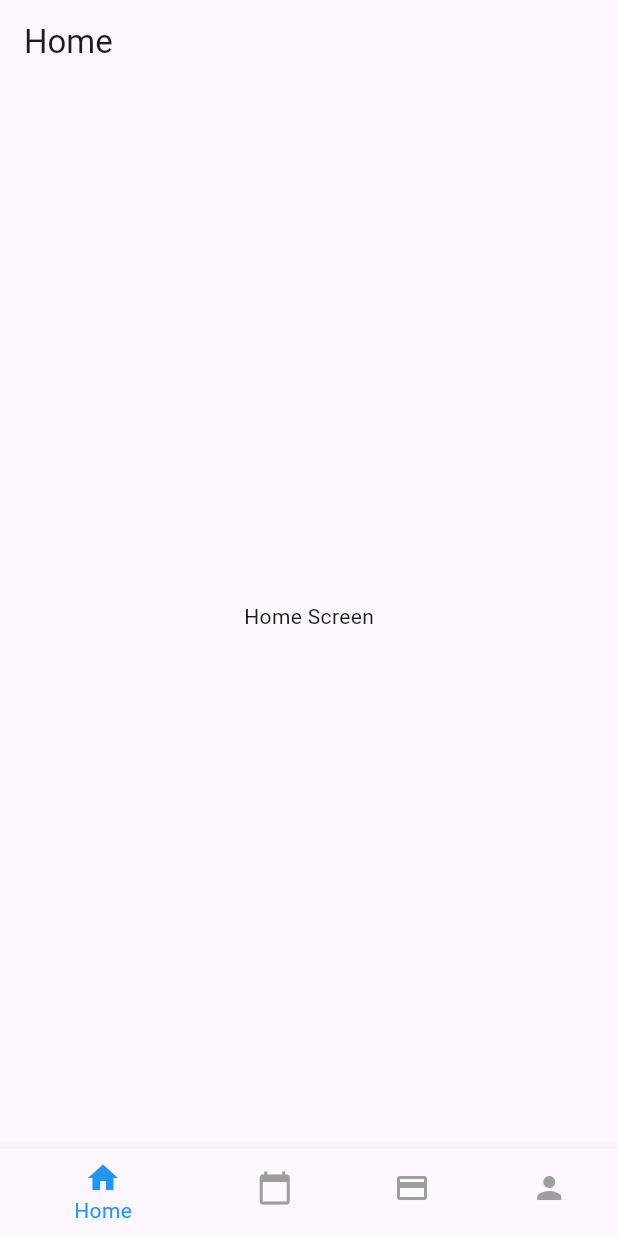
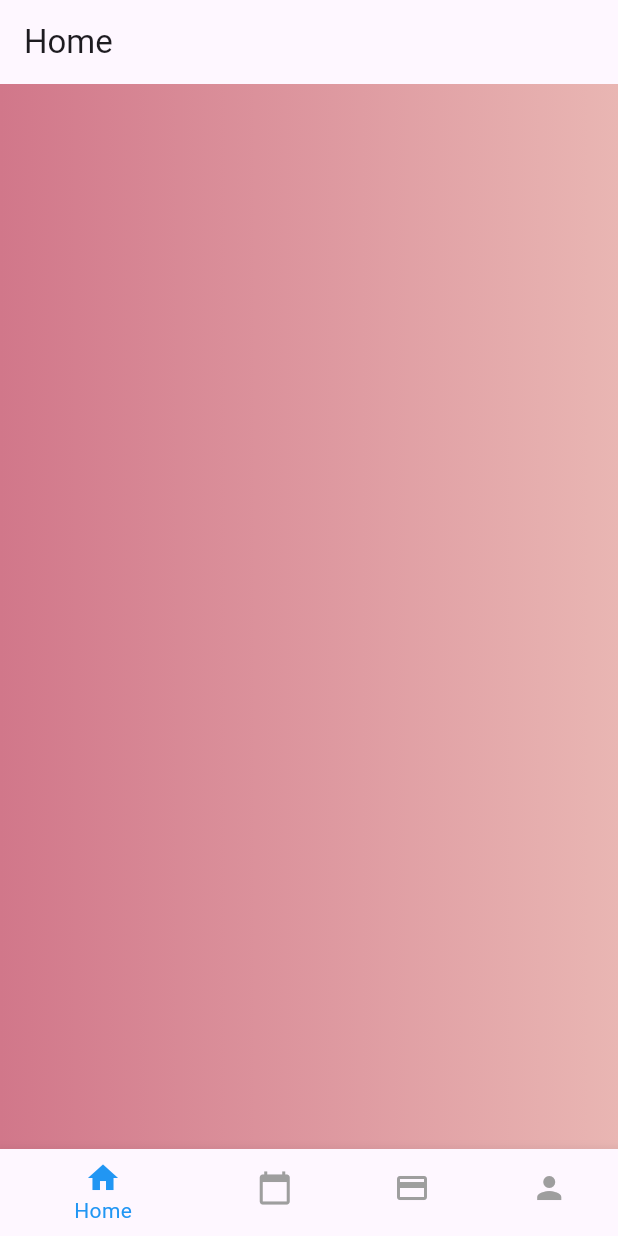
Before and after one commit to shubhamdevgupta/aesthetic_clinic, a Flutter app: the DashboardScreen screen opened directly, on a phone screen of 412 x 824 dp. Run offline on Flutter 3.47's test engine with Material 3 defaults, Android fonts, the light colour scheme and no system bars; our stand-ins replace connectivity_plus, country_picker, device_info_plus, flutter_image_compress, fluttertoast, image_picker and 2 more; accounts and stored records are empty; generated files the repository leaves out were written again.

Commit message:
add basic data

```diff
--- a/lib/l10n/app_ar.arb
+++ b/lib/l10n/app_ar.arb
@@ -14,5 +14,7 @@
   "resendInTime": "إعادة إرسال الرمز خلال 00 ثانية",
   "whatsapp": "واتساب",
   "otpMsg": "يرجى إدخال الرمز المرسل إلى واتساب الخاص بك",
-  "verify": "تحقق"
+  "verify": "تحقق",
+  "onboardMessage": "Amara Welcome you to the personalised...",
+  "letStart": "Let's Get Started"
 }
--- a/lib/l10n/app_en.arb
+++ b/lib/l10n/app_en.arb
@@ -14,5 +14,7 @@
   "resendInTime": "Resend code in 00",
   "whatsapp": "WhatsApp",
   "otpMsg": "Please enter the one-time code sent to your WhatsApp",
-  "verify": "Verify"
+  "verify": "Verify",
+  "onboardMessage": "Amara Welcome you to the personalised...",
+  "letStart": "Let's Get Started"
 }
--- a/lib/l10n/app_hi.arb
+++ b/lib/l10n/app_hi.arb
@@ -14,5 +14,7 @@
   "resendInTime": "00 में कोड पुनः भेजें",
   "whatsapp": "व्हाट्सएप",
   "otpMsg": "कृपया व्हाट्सएप पर भेजा गया एक बार का कोड दर्ज करें",
-  "verify": "सत्यापित करें"
+  "verify": "सत्यापित करें",
+  "onboardMessage": "Amara Welcome you to the personalised...",
+  "letStart": "Let's Get Started"
 }
--- a/lib/views/auth/splash_screen.dart
+++ b/lib/views/auth/splash_screen.dart
@@ -25,7 +25,7 @@ class _SplashScreenState extends State<SplashScreen> {
       await Future.delayed(const Duration(seconds: 3)); // Optional splash delay
     print("seen on boarding ${storage.getBool(AppConstants.prefSeenOnboarding)}");
       if(storage.getBool(AppConstants.prefSeenOnboarding)??false){
-        Navigator.pushReplacementNamed(context, AppConstants.navigateToSendOtpScreen);
+        Navigator.pushReplacementNamed(context, AppConstants.navigateToDashboardScreen);
       }else {
         Navigator.pushReplacementNamed(
             context, AppConstants.navigateToSelectLanguageScreen);
--- a/lib/views/dashboard_screen.dart
+++ b/lib/views/dashboard_screen.dart
@@ -35,7 +35,15 @@ class _DashboardScreenState extends State<DashboardScreen> {
     return Scaffold(
       appBar: AppBar(title: Text(_titles[_currentIndex])),
       body: _screens[_currentIndex],
-      bottomNavigationBar: BottomNavigationBar(
+      bottomNavigationBar: Stack(
+        children: [
+          Positioned.fill(
+            child: Image.asset(
+              'assets/icons/bg_bottoms.png', // your curved image path
+              fit: BoxFit.fill,
+            ),
+          ),
+          BottomNavigationBar(
             currentIndex: _currentIndex,
             selectedItemColor: Colors.blue,
             unselectedItemColor: Colors.grey,
@@ -63,6 +71,8 @@ class _DashboardScreenState extends State<DashboardScreen> {
               ),
             ],
           ),
+        ],
+      ),
     );
   }
 }
--- a/lib/views/home_screen.dart
+++ b/lib/views/home_screen.dart
@@ -3,6 +3,20 @@ import 'package:flutter/material.dart';
 class HomeScreen extends StatelessWidget {
   @override
   Widget build(BuildContext context) {
-    return const Center(child: Text('Home Screen'));
+    return Scaffold(
+      body: Stack(
+        children: [
+          Container(
+            decoration: BoxDecoration(
+              gradient: LinearGradient(
+                begin: Alignment.centerRight,
+                end: Alignment.centerLeft,
+                colors: [Color(0xFFE9B6B3), Color(0xFFD1778A)],
+              ),
+            ),
+          ),
+        ],
+      ),
+    );
   }
 }
--- a/lib/views/onboarding/language_screen.dart
+++ b/lib/views/onboarding/language_screen.dart
@@ -61,7 +61,7 @@ class _LanguageSelectionScreenState extends State<LanguageSelectionScreen> {
                 onPressed: () {
                   Navigator.pushReplacement(
                     context,
-                    MaterialPageRoute(builder: (_) => const SendOtpScreen()),
+                    MaterialPageRoute(builder: (_) => const OnboardingScreen()),
                   );                },
                 style: ElevatedButton.styleFrom(
                   backgroundColor: Color(0xFF660033),
```
Also changed, not shown: lib/views/onboarding/onboarding_screen.dart (+73 -86 lines), assets/icons/bg_bottoms.png (added), assets/icons/ic_face.png (added), assets/icons/ic_welcome.png (added). Lines whose indentation alone changed are shown as unchanged.
